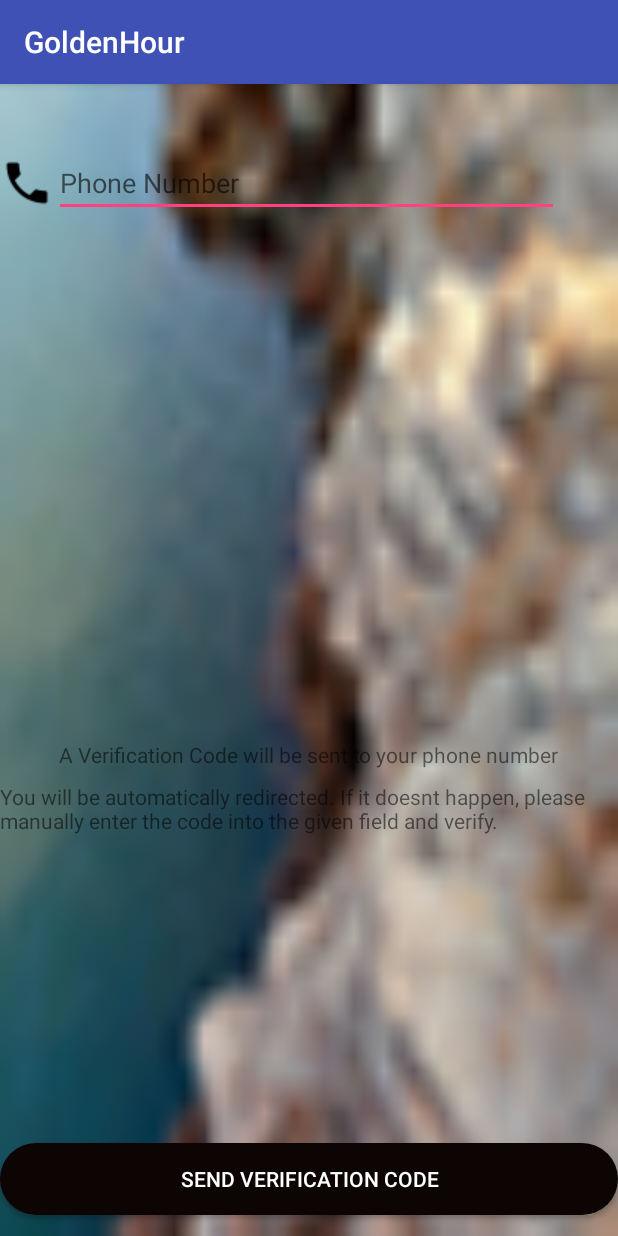
After one commit to iionichi/GoldenHourResponse, an Android app: the AuthActivity screen opened directly, with no data from a screen before it, on a phone screen of 412 x 824 dp. The commit adds this screen. Run offline under Robolectric (Android 15) with nearby library versions, the phone set to English and light mode, and no system bars; our stand-ins replace Firebase (no records; nobody signed in at launch, a user with empty details on screens opened directly).

Commit message:
Phone authentication and login  feature added.

```diff
--- a/app/src/main/AndroidManifest.xml
+++ b/app/src/main/AndroidManifest.xml
@@ -56,7 +56,8 @@
             </intent-filter>
         </activity>
         <activity android:name=".DriverRegisterActivity" />
-        <activity android:name=".CustomerMainActivity"></activity>
+        <activity android:name=".CustomerMainActivity" />
+        <activity android:name=".AuthActivity"></activity>
     </application>
 
 </manifest>
--- /dev/null
+++ b/app/src/main/java/com/example/acer/goldenhour/AuthActivity.java
@@ -0,0 +1,141 @@
+package com.example.acer.goldenhour;
+
+import android.content.Intent;
+import android.support.annotation.NonNull;
+import android.support.v7.app.AppCompatActivity;
+import android.os.Bundle;
+import android.util.Log;
+import android.view.View;
+import android.widget.Button;
+import android.widget.EditText;
+import android.widget.ImageView;
+import android.widget.LinearLayout;
+import android.widget.ProgressBar;
+import android.widget.TextView;
+
+import com.google.android.gms.tasks.OnCompleteListener;
+import com.google.android.gms.tasks.Task;
+import com.google.firebase.FirebaseException;
+import com.google.firebase.auth.AuthResult;
+import com.google.firebase.auth.FirebaseAuth;
+import com.google.firebase.auth.FirebaseAuthInvalidCredentialsException;
+import com.google.firebase.auth.FirebaseUser;
+import com.google.firebase.auth.PhoneAuthCredential;
+import com.google.firebase.auth.PhoneAuthProvider;
+
+import java.util.concurrent.TimeUnit;
+
+public class AuthActivity extends AppCompatActivity {
+
+    private EditText mPhoneText,mCodeText;
+
+    private Button mSendBtn;
+
+    private TextView mErrorText;
+    private ImageView mAuthIcon;
+    private PhoneAuthProvider.OnVerificationStateChangedCallbacks mCallbacks;
+
+    private FirebaseAuth mAuth;
+
+    private String mVerificationId;
+    private PhoneAuthProvider.ForceResendingToken mResendToken;
+
+    @Override
+    protected void onCreate(Bundle savedInstanceState) {
+        super.onCreate(savedInstanceState);
+        setContentView(R.layout.activity_auth);
+
+        mPhoneText = findViewById(R.id.phoneEditText);
+        mCodeText = findViewById(R.id.codeEditText);
+
+        mSendBtn = findViewById(R.id.sendBtn);
+
+        mAuthIcon = findViewById(R.id.authIcon);
+
+        mAuth = FirebaseAuth.getInstance();
+
+        mErrorText = findViewById(R.id.errorText);
+
+        mSendBtn.setOnClickListener(new View.OnClickListener() {
+            @Override
+            public void onClick(View v) {
+
+                mAuthIcon.setVisibility(View.VISIBLE);
+                mCodeText.setVisibility(View.VISIBLE);
+                mPhoneText.setEnabled(false);
+                mSendBtn.setEnabled(false);
+
+                String phoneNumber = mPhoneText.getText().toString();
+
+                PhoneAuthProvider.getInstance().verifyPhoneNumber(
+                        phoneNumber,
+                        60,
+                        TimeUnit.SECONDS,
+                        AuthActivity.this,
+                        mCallbacks
+                );
+            }
+        });
+
+        mCallbacks = new PhoneAuthProvider.OnVerificationStateChangedCallbacks() {
+            @Override
+            public void onVerificationCompleted(PhoneAuthCredential phoneAuthCredential) {
+
+                signInWithPhoneAuthCredential(phoneAuthCredential);
+
+            }
+
+            @Override
+            public void onVerificationFailed(FirebaseException e) {
+
+                mErrorText.setText("An error occured while logging in");
+                mErrorText.setVisibility(View.VISIBLE);
+
+            }
+
+            @Override
+            public void onCodeSent(String verificationId,
+                                   PhoneAuthProvider.ForceResendingToken token) {
+
+
+                // Save verification ID and resending token so we can use them later
+                mVerificationId = verificationId;
+                mResendToken = token;
+
+                mSendBtn.setText("Verify Code");
+
+                // ...
+            }
+
+        };
+    }
+
+        private void signInWithPhoneAuthCredential(PhoneAuthCredential credential) {
+            mAuth.signInWithCredential(credential)
+                    .addOnCompleteListener(this, new OnCompleteListener<AuthResult>() {
+                        @Override
+                        public void onComplete(@NonNull Task<AuthResult> task) {
+                            if (task.isSuccessful()) {
+                                // Sign in success, update UI with the signed-in user's information
+
+                                FirebaseUser user = task.getResult().getUser();
+
+                                Intent intent = new Intent(AuthActivity.this, CustomerMapActivity.class);
+                                startActivity(intent);
+                                finish();
+                                // ...
+                            } else {
+                                // Sign in failed, display a message and update the UI
+
+                                mErrorText.setText("An error occured while logging in");
+                                mErrorText.setVisibility(View.VISIBLE);
+
+                                if (task.getException() instanceof FirebaseAuthInvalidCredentialsException) {
+                                    // The verification code entered was invalid
+                                }
+                            }
+                        }
+                    });
+        }
+
+    }
--- a/app/src/main/java/com/example/acer/goldenhour/CustomerSettingsActivity.java
+++ b/app/src/main/java/com/example/acer/goldenhour/CustomerSettingsActivity.java
@@ -6,7 +6,6 @@ import android.view.View;
 import android.widget.Button;
 import android.widget.EditText;
 
-import com.google.android.gms.maps.model.MarkerOptions;
 import com.google.firebase.auth.FirebaseAuth;
 import com.google.firebase.database.DataSnapshot;
 import com.google.firebase.database.DatabaseError;
@@ -39,7 +38,7 @@ public class CustomerSettingsActivity extends AppCompatActivity {
         setContentView(R.layout.activity_customer_settings);
 
         mNameField = (EditText) findViewById(R.id.name);
-        mPhoneField = (EditText) findViewById(R.id.phone);
+        mPhoneField = (EditText) findViewById(R.id.phoneEditText);
         mePhoneField = (EditText) findViewById(R.id.ephone);
         mMedicompanyField = findViewById(R.id.medicompany);
         mMedinoField = findViewById(R.id.medino);
--- a/app/src/main/java/com/example/acer/goldenhour/DriverRegisterActivity.java
+++ b/app/src/main/java/com/example/acer/goldenhour/DriverRegisterActivity.java
@@ -20,8 +20,6 @@ import com.google.firebase.auth.FirebaseAuth;
 import com.google.firebase.auth.FirebaseUser;
 import com.google.firebase.database.DatabaseReference;
 import com.google.firebase.database.FirebaseDatabase;
-
-import org.w3c.dom.Text;
 
 import java.util.HashMap;
 import java.util.Map;
@@ -64,7 +62,7 @@ public class DriverRegisterActivity extends AppCompatActivity {
         mEmail = (EditText) findViewById(R.id.email);
         mPassword = (EditText) findViewById(R.id.password);
         mNameField = (EditText) findViewById(R.id.name);
-        mPhoneField = (EditText) findViewById(R.id.phone);
+        mPhoneField = (EditText) findViewById(R.id.phoneEditText);
         mAmbulanceField = (EditText) findViewById(R.id.ambulance);
         mAmbulanceNumberField = (EditText) findViewById(R.id.ambulance_number);
 
--- a/app/src/main/java/com/example/acer/goldenhour/DriverSettingsActivity.java
+++ b/app/src/main/java/com/example/acer/goldenhour/DriverSettingsActivity.java
@@ -8,7 +8,6 @@ import android.widget.EditText;
 import android.widget.RadioButton;
 import android.widget.RadioGroup;
 
-import com.google.android.gms.maps.model.MarkerOptions;
 import com.google.firebase.auth.FirebaseAuth;
 import com.google.firebase.database.DataSnapshot;
 import com.google.firebase.database.DatabaseError;
@@ -43,7 +42,7 @@ public class DriverSettingsActivity extends AppCompatActivity {
         setContentView(R.layout.activity_driver_settings);
 
         mNameField = (EditText) findViewById(R.id.name);
-        mPhoneField = (EditText) findViewById(R.id.phone);
+        mPhoneField = (EditText) findViewById(R.id.phoneEditText);
         mAmbulanceField = (EditText) findViewById(R.id.ambulance);
         mAmbulanceNumberField = (EditText) findViewById(R.id.ambulance_number);
 
--- /dev/null
+++ b/app/src/main/res/layout/activity_auth.xml
@@ -0,0 +1,94 @@
+<?xml version="1.0" encoding="utf-8"?>
+<RelativeLayout xmlns:android="http://schemas.android.com/apk/res/android"
+    xmlns:app="http://schemas.android.com/apk/res-auto"
+    xmlns:tools="http://schemas.android.com/tools"
+    android:layout_width="match_parent"
+    android:layout_height="match_parent"
+    android:background="@drawable/three"
+    tools:context="com.example.acer.goldenhour.AuthActivity">
+
+    <EditText
+        android:id="@+id/phoneEditText"
+        android:layout_width="wrap_content"
+        android:layout_height="wrap_content"
+        android:layout_alignEnd="@+id/phonetextview"
+        android:layout_alignParentTop="true"
+        android:layout_alignRight="@+id/phonetextview"
+        android:layout_marginTop="43dp"
+        android:layout_toEndOf="@+id/phoneIcon"
+        android:layout_toRightOf="@+id/phoneIcon"
+        android:ems="10"
+        android:hint="Phone Number"
+        android:inputType="number" />
+
+    <EditText
+        android:id="@+id/codeEditText"
+        android:layout_width="wrap_content"
+        android:layout_height="wrap_content"
+        android:layout_alignEnd="@+id/phoneEditText"
+        android:layout_alignRight="@+id/phoneEditText"
+        android:layout_below="@+id/phoneEditText"
+        android:layout_toEndOf="@+id/phoneIcon"
+        android:layout_toRightOf="@+id/phoneIcon"
+        android:ems="10"
+        android:hint="Verification Code"
+        android:inputType="textPersonName"
+        android:visibility="invisible" />
+
+    <TextView
+        android:id="@+id/phonetextview"
+        android:layout_width="wrap_content"
+        android:layout_height="wrap_content"
+        android:layout_below="@+id/errorText"
+        android:layout_centerHorizontal="true"
+        android:layout_marginTop="44dp"
+        android:text="A Verification Code will be sent to your phone number" />
+
+    <Button
+        android:id="@+id/sendBtn"
+        android:layout_width="match_parent"
+        android:layout_height="wrap_content"
+        android:layout_alignParentBottom="true"
+        android:layout_centerHorizontal="true"
+        android:layout_marginBottom="14dp"
+        android:background="@drawable/rounded_shape"
+        android:textColor="#FFFFFF"
+        android:text="Send Verification Code" />
+
+    <ImageView
+        android:id="@+id/phoneIcon"
+        android:layout_width="wrap_content"
+        android:layout_height="wrap_content"
+        android:layout_above="@+id/authIcon"
+        android:layout_alignTop="@+id/phoneEditText"
+        app:srcCompat="@drawable/ic_phone_black_24dp" />
+
+    <ImageView
+        android:id="@+id/authIcon"
+        android:layout_width="wrap_content"
+        android:layout_height="wrap_content"
+        android:layout_alignBottom="@+id/codeEditText"
+        android:layout_alignLeft="@+id/phoneIcon"
+        android:layout_alignStart="@+id/phoneIcon"
+        android:layout_below="@+id/phoneEditText"
+        android:visibility="invisible"
+        app:srcCompat="@drawable/ic_lock_black_24dp" />
+
+    <TextView
+        android:id="@+id/errorText"
+        android:layout_width="wrap_content"
+        android:layout_height="wrap_content"
+        android:layout_centerHorizontal="true"
+        android:layout_centerVertical="true"
+        android:text="There was some error"
+        android:visibility="invisible" />
+
+    <TextView
+        android:id="@+id/phoneTextView2"
+        android:layout_width="wrap_content"
+        android:layout_height="wrap_content"
+        android:layout_alignTop="@+id/phonetextview"
+        android:layout_centerHorizontal="true"
+        android:layout_marginTop="28dp"
+        android:text="You will be automatically redirected. If it doesnt happen, please manually enter the code into the given field and verify." />
+</RelativeLayout>
--- a/app/src/main/res/layout/activity_customer_settings.xml
+++ b/app/src/main/res/layout/activity_customer_settings.xml
@@ -13,7 +13,7 @@
         android:id="@+id/name"
         android:layout_width="match_parent"
         android:layout_height="wrap_content"
-        android:layout_above="@+id/phone"
+        android:layout_above="@+id/phoneEditText"
         android:layout_alignParentLeft="true"
         android:layout_alignParentStart="true"
         android:layout_marginBottom="22dp"
@@ -22,7 +22,7 @@
         android:inputType="text" />
 
     <EditText
-        android:id="@+id/phone"
+        android:id="@+id/phoneEditText"
         android:layout_width="match_parent"
         android:layout_height="wrap_content"
         android:layout_above="@+id/ephone"
--- a/app/src/main/res/layout/activity_driver_register.xml
+++ b/app/src/main/res/layout/activity_driver_register.xml
@@ -33,13 +33,13 @@
 
         android:layout_alignParentLeft="true"
         android:layout_alignParentStart="true"
-        android:layout_below="@+id/phone"
+        android:layout_below="@+id/phoneEditText"
         android:layout_marginTop="20dp"
         android:hint="Driver Name"
         android:inputType="text" />
 
     <EditText
-        android:id="@+id/phone"
+        android:id="@+id/phoneEditText"
         android:layout_width="match_parent"
         android:layout_height="wrap_content"
 
--- a/app/src/main/res/layout/activity_driver_settings.xml
+++ b/app/src/main/res/layout/activity_driver_settings.xml
@@ -19,7 +19,7 @@
         android:inputType="text" />
 
     <EditText
-        android:id="@+id/phone"
+        android:id="@+id/phoneEditText"
         android:layout_width="match_parent"
         android:layout_height="wrap_content"
         android:background="@null"
--- a/app/src/main/res/values/strings.xml
+++ b/app/src/main/res/values/strings.xml
@@ -7,7 +7,6 @@
     <string name="close">Close</string>
 
 
-
     <string-array name="role">
 
         <item>Customer</item>
```
Also changed, not shown: app/src/main/java/com/example/acer/goldenhour/CustomerLoginActivity.java (+11 -1 lines), app/src/main/res/layout/activity_customer_login.xml (+12 -0 lines), app/src/main/res/drawable/ic_lock_black_24dp.png (added), app/src/main/res/drawable/ic_phone_black_24dp.png (added).
